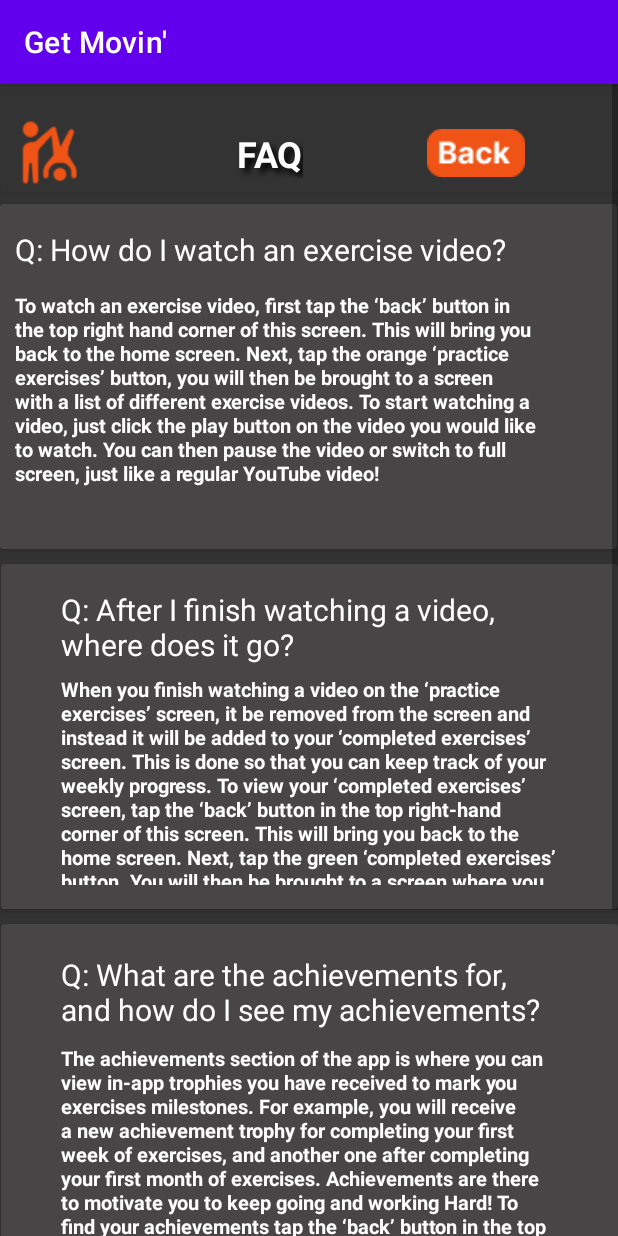
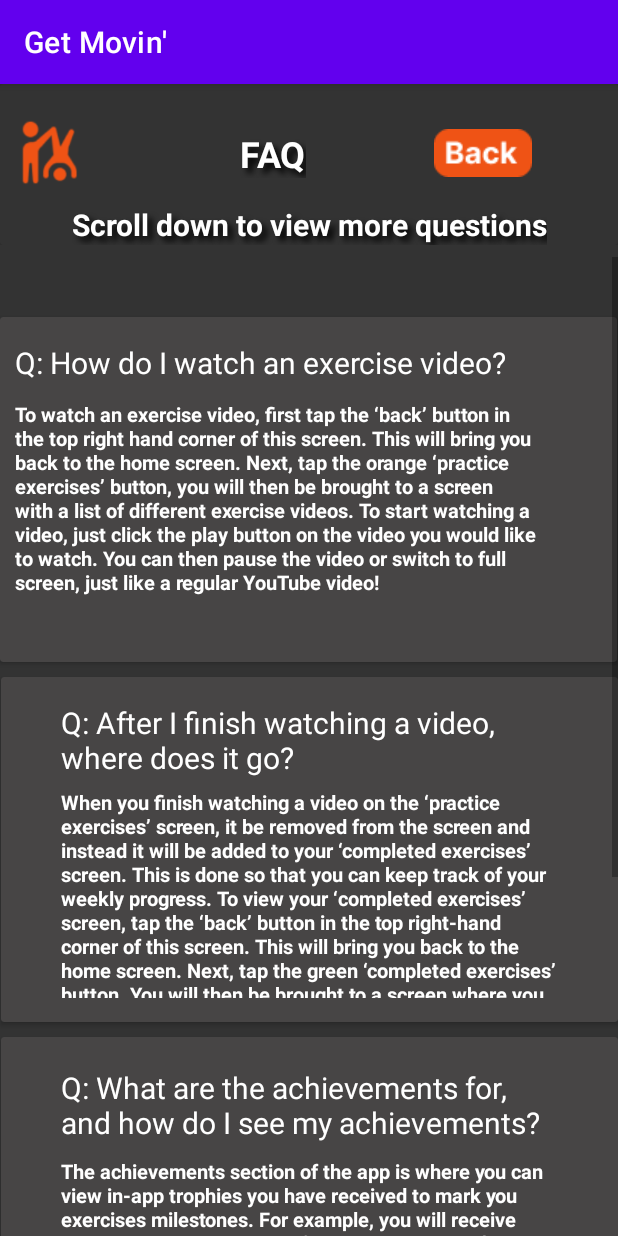
Before and after one commit to maeliosakyne/FYP, an Android app: the HelpActivity screen opened directly, with no data from a screen before it, on a phone screen of 412 x 824 dp. Run offline under Robolectric (Android 15) with nearby library versions, the phone set to English and light mode, and no system bars.

```diff
--- a/app/src/main/res/layout/help_activity.xml
+++ b/app/src/main/res/layout/help_activity.xml
@@ -8,11 +8,9 @@
     android:background="#333333" >
 
     <ScrollView
-        android:id="@+id/scrollView2"
         android:layout_width="match_parent"
         android:layout_height="match_parent"
-        tools:layout_editor_absoluteX="-16dp"
-        tools:layout_editor_absoluteY="0dp">
+        app:layout_constraintBottom_toBottomOf="parent">
 
         <androidx.constraintlayout.widget.ConstraintLayout
             android:layout_width="match_parent"
@@ -21,7 +19,10 @@
             <androidx.cardview.widget.CardView
                 android:layout_width="match_parent"
                 android:layout_height="wrap_content"
-                app:cardBackgroundColor="#333333">
+                app:cardBackgroundColor="#333333"
+                app:layout_constraintEnd_toEndOf="parent"
+                app:layout_constraintStart_toStartOf="parent"
+                app:layout_constraintTop_toTopOf="parent">
 
                 <androidx.constraintlayout.widget.ConstraintLayout
                     android:layout_width="match_parent"
@@ -31,7 +32,7 @@
                         android:id="@+id/backButton4"
                         android:layout_width="84dp"
                         android:layout_height="52dp"
-                        android:layout_marginStart="275dp"
+                        android:layout_marginStart="280dp"
                         android:layout_marginTop="20dp"
                         android:layout_marginBottom="10dp"
                         android:background="@null"
@@ -64,6 +65,23 @@
                         app:layout_constraintStart_toStartOf="parent"
                         app:layout_constraintTop_toTopOf="parent" />
 
+                    <TextView
+                        android:id="@+id/pageTitle"
+                        android:layout_width="wrap_content"
+                        android:layout_height="wrap_content"
+                        android:layout_marginTop="80dp"
+                        android:shadowColor="#000000"
+                        android:shadowDx="5"
+                        android:shadowDy="5"
+                        android:shadowRadius="5"
+                        android:text="Scroll down to view more questions"
+                        android:textColor="#FFFFFF"
+                        android:textSize="20sp"
+                        android:textStyle="bold"
+                        app:layout_constraintEnd_toEndOf="parent"
+                        app:layout_constraintStart_toStartOf="parent"
+                        app:layout_constraintTop_toTopOf="parent" />
+
                     <ImageView
                         android:id="@+id/subPageLogo4"
                         android:layout_width="68dp"
@@ -75,12 +93,26 @@
                 </androidx.constraintlayout.widget.ConstraintLayout>
 
             </androidx.cardview.widget.CardView>
+        </androidx.constraintlayout.widget.ConstraintLayout>
+    </ScrollView>
+
+    <ScrollView
+        android:id="@+id/scrollView2"
+        android:layout_width="match_parent"
+        android:layout_height="match_parent"
+        android:layout_marginTop="115dp"
+        app:layout_constraintTop_toTopOf="parent"
+        tools:layout_editor_absoluteX="-16dp">
+
+        <androidx.constraintlayout.widget.ConstraintLayout
+            android:layout_width="match_parent"
+            android:layout_height="wrap_content">
 
             <androidx.cardview.widget.CardView
                 android:id="@+id/cardView1"
                 android:layout_width="411dp"
                 android:layout_height="230dp"
-                android:layout_marginTop="80dp"
+                android:layout_marginTop="40dp"
                 app:cardBackgroundColor="#474545"
                 app:layout_constraintTop_toTopOf="parent"
                 tools:ignore="MissingConstraints"
@@ -123,8 +155,7 @@
                         app:layout_constraintEnd_toEndOf="parent"
                         app:layout_constraintHorizontal_bias="0.0"
                         app:layout_constraintStart_toStartOf="parent"
-                        app:layout_constraintTop_toTopOf="parent"
-                        app:layout_constraintVertical_bias="0.542" />
+                        app:layout_constraintTop_toTopOf="parent" />
                 </androidx.constraintlayout.widget.ConstraintLayout>
 
             </androidx.cardview.widget.CardView>
```
Also changed, not shown: app/src/main/res/layout/practice_activity.xml (+11 -14 lines).
